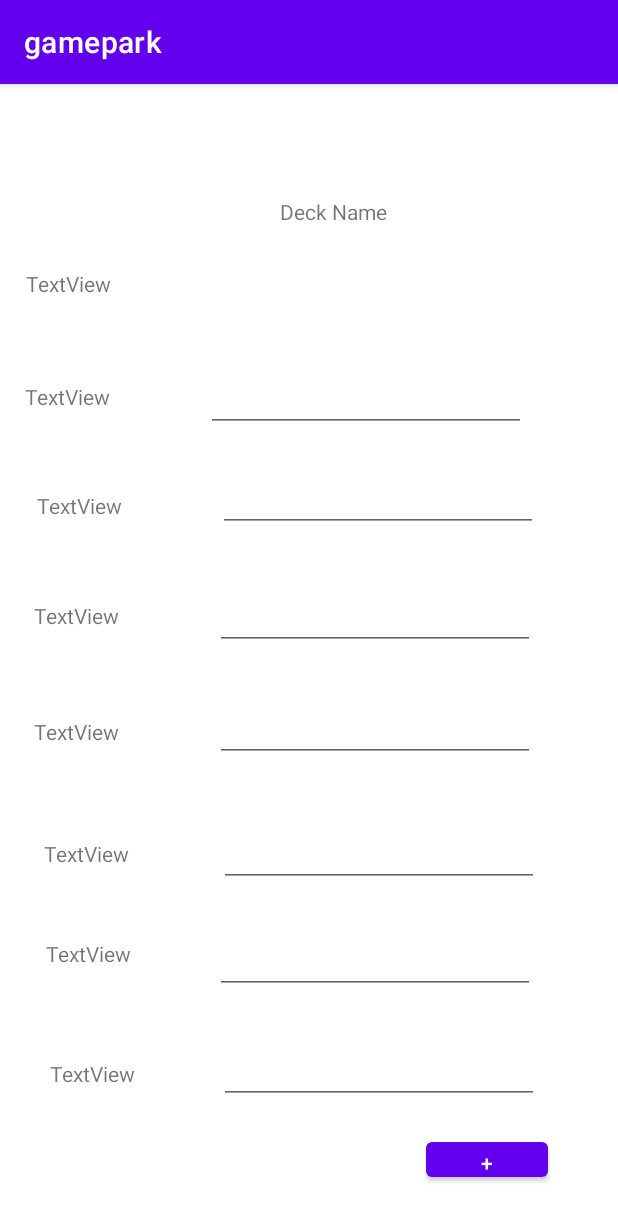
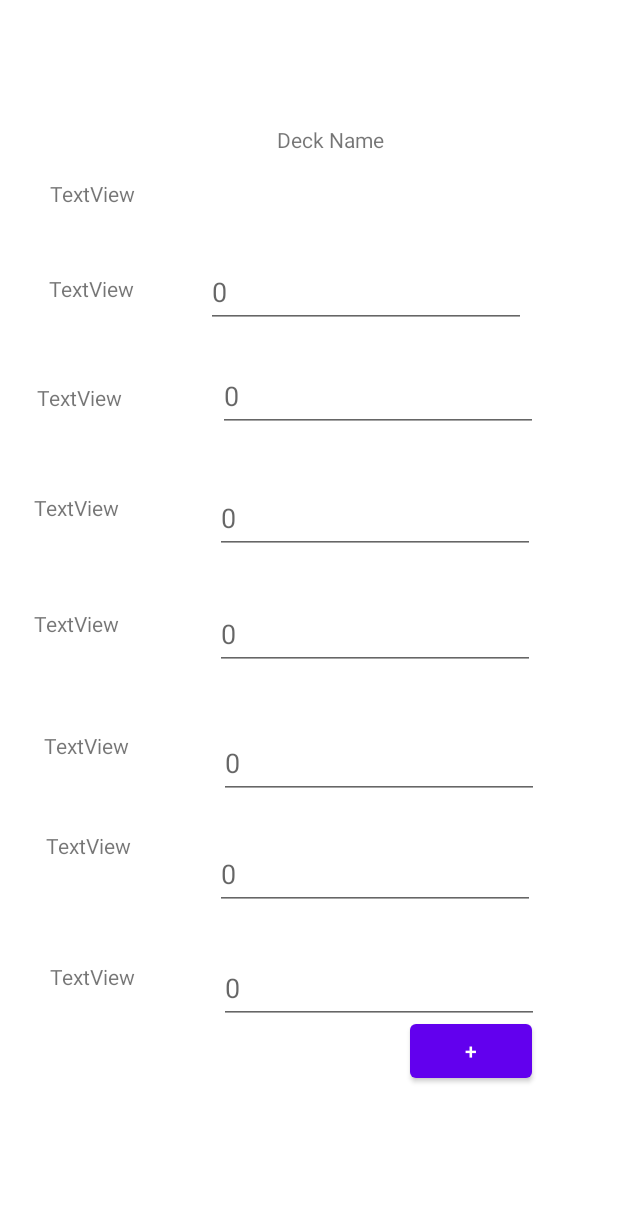
Before and after one commit to akinolajaye/androidapp, an Android app: the CreateCard screen opened through its navigation route, on a phone screen of 412 x 824 dp. Shown: the top 1221 px of the screen. Run offline under Robolectric (Android 15) with nearby library versions, the phone set to English and light mode, and no system bars; 1 statement that could not run was skipped.

Commit message:
look nicer

```diff
--- a/gamepark/app/src/main/AndroidManifest.xml
+++ b/gamepark/app/src/main/AndroidManifest.xml
@@ -9,6 +9,7 @@
         android:roundIcon="@mipmap/ic_launcher_round"
         android:supportsRtl="true"
         android:theme="@style/Theme.Gamepark">
+
         <activity
             android:name=".GameParkSplash"
             android:exported="true"
--- a/gamepark/app/src/main/java/com/example/gamepark/CreateCard.java
+++ b/gamepark/app/src/main/java/com/example/gamepark/CreateCard.java
@@ -11,6 +11,8 @@ import android.view.LayoutInflater;
 import android.view.View;
 import android.view.ViewGroup;
 import android.widget.TextView;
+
+import java.util.ArrayList;
 
 
 public class CreateCard extends Fragment {
@@ -34,11 +36,37 @@ public class CreateCard extends Fragment {
     public void onViewCreated(@NonNull View view, @Nullable Bundle savedInstanceState) {
         super.onViewCreated(view, savedInstanceState);
 
+
+
+        ArrayList<TextView> card_lbl= new ArrayList<>();
+
+        card_lbl.add((TextView) view.findViewById(R.id.char_img_lbl));
+        card_lbl.add((TextView) view.findViewById(R.id.char_name_lbl));
+        card_lbl.add((TextView) view.findViewById(R.id.stat1_lbl));
+        card_lbl.add((TextView) view.findViewById(R.id.stat2_lbl));
+        card_lbl.add((TextView) view.findViewById(R.id.stat3_lbl));
+        card_lbl.add((TextView) view.findViewById(R.id.stat4_lbl));
+        card_lbl.add((TextView) view.findViewById(R.id.stat5_lbl));
+        card_lbl.add((TextView) view.findViewById(R.id.stat6_lbl));
+
+        TextView deck_lbl=(TextView) view.findViewById(R.id.deck_name_lbl);
+        //deck_lbl.setText("Anime");
+
         DBHandler myDB = new DBHandler (getContext());
+        Cursor cursor = myDB.getDeckStats();
 
-        Cursor cursor = myDB.getDeckStats();
-        TextView test = (TextView) view.findViewById(R.id.char_img_lbl);
-        test.setText(cursor.getString(1));
+        cursor.moveToNext();
+
+        for(int i=0;i<card_lbl.size();i++){
+
+
+            card_lbl.get(i).setText(cursor.getString(1));
+            cursor.moveToNext();
+        }
+
+
+
+
 
     }
 }
--- a/gamepark/app/src/main/java/com/example/gamepark/MainActivity.java
+++ b/gamepark/app/src/main/java/com/example/gamepark/MainActivity.java
@@ -10,5 +10,6 @@ public class MainActivity extends AppCompatActivity {
     protected void onCreate(Bundle savedInstanceState) {
         super.onCreate(savedInstanceState);
         setContentView(R.layout.activity_main);
+        getSupportActionBar().hide();
     }
 }
--- a/gamepark/app/src/main/java/com/example/gamepark/SQLiteHelper.java
+++ /dev/null
@@ -1,34 +0,0 @@
-package com.example.gamepark;
-
-import android.content.Context;
-import android.database.sqlite.SQLiteDatabase;
-import android.database.sqlite.SQLiteOpenHelper;
-
-import androidx.annotation.Nullable;
-
-public class SQLiteHelper extends SQLiteOpenHelper {
-    public static final String AGE = "age";
-    private static final String CREATE_TABLE_STUDENT = " create table STUDENTS ( _id INTEGER PRIMARY KEY AUTOINCREMENT, name TEXT NOT NULL , age TEXT );";
-    private static final String DB_NAME = "STUDENTS.DB";
-    private static final int DB_VERSION = 1;
-    public static final String NAME = "name";
-    public static final String TABLE_NAME_STUDENT = "STUDENTS";
-    public static final String _ID = "_id";
-
-    public SQLiteHelper(Context context) {
-        super(context, DB_NAME, null, 1);
-    }
-
-    public SQLiteHelper(@Nullable Context context, @Nullable String name, @Nullable SQLiteDatabase.CursorFactory factory, int version) {
-        super(context, name, factory, version);
-    }
-
-    public void onCreate(SQLiteDatabase db) {
-        db.execSQL(CREATE_TABLE_STUDENT);
-    }
-
-    public void onUpgrade(SQLiteDatabase db, int oldVersion, int newVersion) {
-        db.execSQL("DROP TABLE IF EXISTS STUDENTS");
-        onCreate(db);
-    }
-}
--- a/gamepark/app/src/main/res/layout/fragment_create_card.xml
+++ b/gamepark/app/src/main/res/layout/fragment_create_card.xml
@@ -7,13 +7,13 @@
 
 
     <TextView
-        android:id="@+id/textView"
+        android:id="@+id/deck_name_lbl"
         android:layout_width="wrap_content"
         android:layout_height="wrap_content"
-        android:layout_marginTop="56dp"
+        android:layout_marginTop="36dp"
         android:text="Deck Name"
         app:layout_constraintEnd_toEndOf="parent"
-        app:layout_constraintHorizontal_bias="0.548"
+        app:layout_constraintHorizontal_bias="0.542"
         app:layout_constraintStart_toStartOf="parent"
         app:layout_constraintTop_toTopOf="parent" />
 
@@ -21,8 +21,8 @@
         android:id="@+id/char_img_lbl"
         android:layout_width="wrap_content"
         android:layout_height="wrap_content"
-        android:layout_marginStart="16dp"
-        android:layout_marginTop="104dp"
+        android:layout_marginStart="32dp"
+        android:layout_marginTop="72dp"
         android:text="TextView"
         app:layout_constraintStart_toStartOf="parent"
         app:layout_constraintTop_toTopOf="parent" />
@@ -31,8 +31,8 @@
         android:id="@+id/char_name_lbl"
         android:layout_width="wrap_content"
         android:layout_height="wrap_content"
-        android:layout_marginTop="56dp"
-        android:layout_marginEnd="64dp"
+        android:layout_marginTop="44dp"
+        android:layout_marginEnd="48dp"
         android:text="TextView"
         app:layout_constraintEnd_toStartOf="@+id/char_name"
         app:layout_constraintTop_toBottomOf="@+id/char_img_lbl" />
@@ -92,7 +92,7 @@
         android:layout_width="wrap_content"
         android:layout_height="wrap_content"
         android:layout_marginEnd="56dp"
-        android:layout_marginBottom="79dp"
+        android:layout_marginBottom="116dp"
         android:text="TextView"
         app:layout_constraintBottom_toBottomOf="parent"
         app:layout_constraintEnd_toStartOf="@+id/stat6" />
@@ -101,12 +101,14 @@
         android:id="@+id/char_name"
         android:layout_width="wrap_content"
         android:layout_height="wrap_content"
-        android:layout_marginTop="92dp"
+        android:layout_marginTop="68dp"
         android:layout_marginEnd="60dp"
         android:ems="10"
+        android:hint="0"
         android:inputType="textPersonName"
+        android:minHeight="48dp"
         app:layout_constraintEnd_toEndOf="parent"
-        app:layout_constraintTop_toBottomOf="@+id/textView" />
+        app:layout_constraintTop_toBottomOf="@+id/deck_name_lbl" />
 
     <EditText
         android:id="@+id/stat1"
@@ -115,7 +117,9 @@
         android:layout_marginTop="21dp"
         android:layout_marginEnd="52dp"
         android:ems="10"
+        android:hint="0"
         android:inputType="textPersonName"
+        android:minHeight="48dp"
         app:layout_constraintEnd_toEndOf="parent"
         app:layout_constraintTop_toBottomOf="@+id/char_name" />
 
@@ -126,7 +130,9 @@
         android:layout_marginTop="33dp"
         android:layout_marginEnd="54dp"
         android:ems="10"
+        android:hint="0"
         android:inputType="textPersonName"
+        android:minHeight="48dp"
         app:layout_constraintEnd_toEndOf="parent"
         app:layout_constraintTop_toBottomOf="@+id/stat1" />
 
@@ -137,7 +143,9 @@
         android:layout_marginTop="29dp"
         android:layout_marginEnd="54dp"
         android:ems="10"
+        android:hint="0"
         android:inputType="textPersonName"
+        android:minHeight="48dp"
         app:layout_constraintEnd_toEndOf="parent"
         app:layout_constraintTop_toBottomOf="@+id/stat2" />
 
@@ -148,7 +156,9 @@
         android:layout_marginTop="38dp"
         android:layout_marginEnd="51dp"
         android:ems="10"
+        android:hint="0"
         android:inputType="textPersonName"
+        android:minHeight="48dp"
         app:layout_constraintEnd_toEndOf="parent"
         app:layout_constraintTop_toBottomOf="@+id/stat3" />
 
@@ -159,7 +169,9 @@
         android:layout_marginTop="26dp"
         android:layout_marginEnd="54dp"
         android:ems="10"
+        android:hint="0"
         android:inputType="textPersonName"
+        android:minHeight="48dp"
         app:layout_constraintEnd_toEndOf="parent"
         app:layout_constraintTop_toBottomOf="@+id/stat4" />
 
@@ -170,16 +182,18 @@
         android:layout_marginTop="28dp"
         android:layout_marginEnd="51dp"
         android:ems="10"
+        android:hint="0"
         android:inputType="textPersonName"
+        android:minHeight="48dp"
         app:layout_constraintEnd_toEndOf="parent"
         app:layout_constraintTop_toBottomOf="@+id/stat5" />
 
     <Button
         android:id="@+id/add_char"
         android:layout_width="81dp"
-        android:layout_height="35dp"
-        android:layout_marginEnd="45dp"
-        android:layout_marginBottom="14dp"
+        android:layout_height="48dp"
+        android:layout_marginEnd="56dp"
+        android:layout_marginBottom="52dp"
         android:text="+"
         app:layout_constraintBottom_toBottomOf="parent"
         app:layout_constraintEnd_toEndOf="parent" />
```
